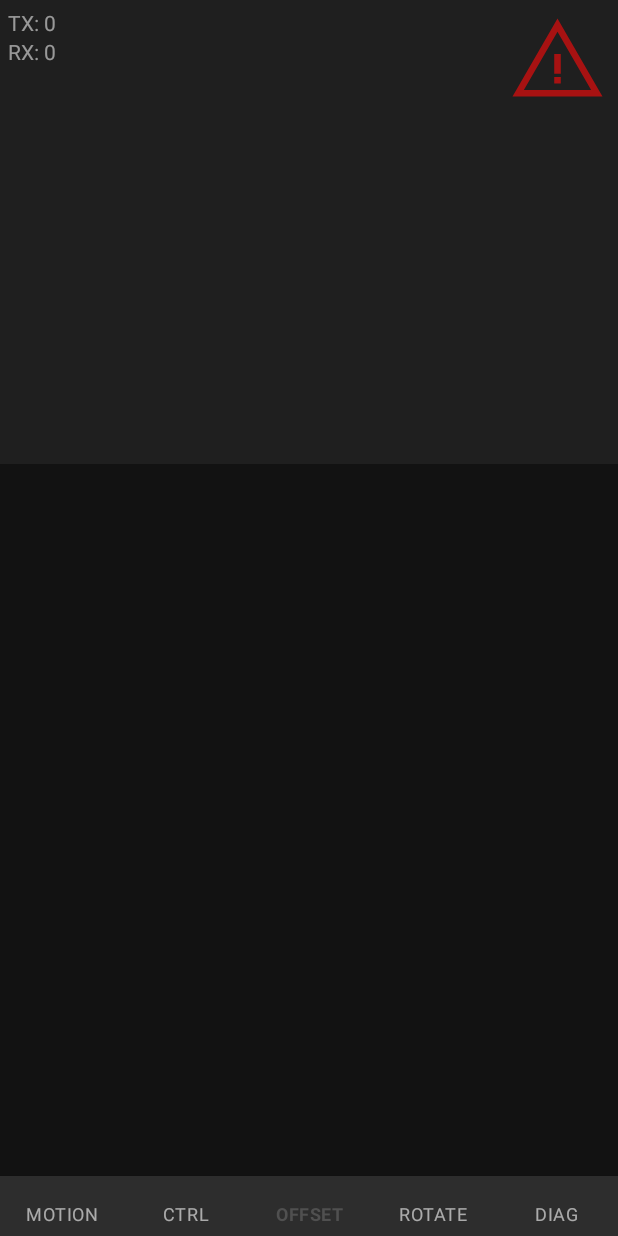
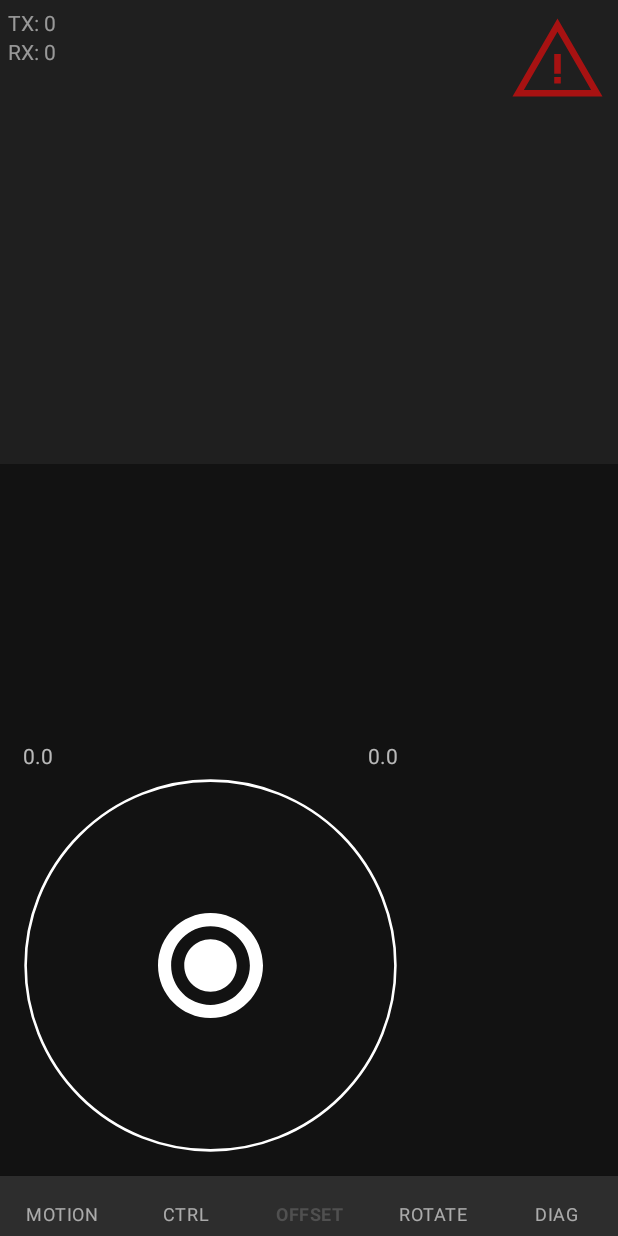
Before and after one commit to NeoProg2013/AIWM_hexapod, an Android app: the MotionFragment screen opened directly, with no data from a screen before it, item 3 of the bottom bar chosen, on a phone screen of 412 x 824 dp. Run offline under Robolectric (Android 15) with nearby library versions, the light colour scheme and no system bars.

Commit message:
Added circle joystick

```diff
--- a/software/AIWM/app/src/main/java/com/application/aiwm/ControlActivityViewModel.java
+++ b/software/AIWM/app/src/main/java/com/application/aiwm/ControlActivityViewModel.java
@@ -3,6 +3,8 @@ package com.application.aiwm;
 import android.util.Log;
 
 import androidx.lifecycle.ViewModel;
+
+import com.application.aiwm.swlp.Swlp;
 
 public class ControlActivityViewModel extends ViewModel {
     public Swlp swlp = new Swlp();
--- a/software/AIWM/app/src/main/java/com/application/aiwm/MainActivity.java
+++ b/software/AIWM/app/src/main/java/com/application/aiwm/MainActivity.java
@@ -1,6 +1,7 @@
 package com.application.aiwm;
 
 import androidx.appcompat.app.AppCompatActivity;
+import androidx.lifecycle.MutableLiveData;
 //import androidx.databinding.DataBindingUtil;
 
 //import com.application.aiwm.databinding.ActivityMainBinding;
@@ -13,11 +14,14 @@ import android.os.Bundle;
 import android.util.Log;
 import android.view.View;
 import android.widget.ImageView;
+import android.widget.SeekBar;
 import android.widget.TextView;
 
 public class MainActivity extends AppCompatActivity implements View.OnClickListener {
 
     //ActivityMainBinding binding;
+
+    MutableLiveData<Integer> m_test = new MutableLiveData<>(0);
 
     @Override protected void onCreate(Bundle savedInstanceState) {
         super.onCreate(savedInstanceState);
--- /dev/null
+++ b/software/AIWM/app/src/main/java/com/application/aiwm/joystick/CircleJoystick.java
@@ -0,0 +1,116 @@
+package com.application.aiwm.joystick;
+
+import android.content.Context;
+import android.util.AttributeSet;
+import android.util.Log;
+import android.view.MotionEvent;
+import android.widget.ImageView;
+
+import androidx.constraintlayout.widget.ConstraintLayout;
+import androidx.lifecycle.MutableLiveData;
+
+public class CircleJoystick extends ConstraintLayout {
+    public MutableLiveData<Float> m_x = new MutableLiveData<>();
+    public MutableLiveData<Float> m_y = new MutableLiveData<>();
+    private float m_maxX = 1.0f;
+    private float m_minX = -1.0f;
+    private float m_maxY = 1.0f;
+    private float m_minY = -1.0f;
+
+    public CircleJoystick(Context context) {
+        super(context);
+        init();
+    }
+    public CircleJoystick(Context context, AttributeSet attrs) {
+        super(context, attrs);
+        init();
+    }
+    public CircleJoystick(Context context, AttributeSet attrs, int defStyleAttr) {
+        super(context, attrs, defStyleAttr);
+        init();
+    }
+    public CircleJoystick(Context context, AttributeSet attrs, int defStyleAttr, int defStyleRes) {
+        super(context, attrs, defStyleAttr, defStyleRes);
+        init();
+    }
+
+    public void init() {
+        m_x.postValue(0.0f);
+        m_y.postValue(0.0f);
+    }
+
+    public void setRangeX(float min, float max) {
+        m_minX = min;
+        m_maxX = max;
+    }
+    public void setRangeY(float min, float max) {
+        m_minY = min;
+        m_maxY = max;
+    }
+
+    @Override public boolean onTouchEvent(MotionEvent e) {
+        ImageView handle = (ImageView)getChildAt(0);
+
+        // Layout center
+        float layout_cx = getWidth() / 2.0f;
+        float layout_cy = getHeight() / 2.0f;
+
+        // Handle center
+        float handle_cx = handle.getWidth() / 2.0f;
+        float handle_cy = handle.getHeight() / 2.0f;
+
+        if (e.getAction() != MotionEvent.ACTION_UP) {
+            // Distance from layout center -- [0;0]
+            float dx = e.getX() - layout_cx;
+            float dy = e.getY() - layout_cy;
+
+            // Vector by 45 degree
+            final float v45_x = (float)(getWidth() / 2.0f * Math.cos(Math.PI / 4.0f));
+            final float v45_y = (float)(getWidth() / 2.0f * Math.cos(Math.PI / 4.0f));
+            final float v45_len = (float)Math.sqrt(v45_x * v45_x + v45_y + v45_y);
+
+            // Constrain vector
+            float v_len = (float)Math.sqrt(dx * dx + dy * dy);
+            if (v_len > v45_len) {
+                float k = v45_len / v_len;
+                dx = dx * k;
+                dy = dy * k;
+            }
+
+            // Handle coordinates (screen system)
+            float x = layout_cx - handle_cx + dx;
+            float y = layout_cy - handle_cy + dy;
+
+            handle.setX(x);
+            handle.setY(y);
+        } else {
+            handle.setX(layout_cx - handle_cx);
+            handle.setY(layout_cy - handle_cy);
+        }
+
+        // Scale coordinates to [-1; 1]
+        float x = handle.getX() - (layout_cx - handle_cx);
+        float y = (layout_cy - handle_cy) - handle.getY();
+        x = x / (layout_cx - handle_cx);
+        y = y / (layout_cy - handle_cy);
+
+        // Scale coordinates from [-1; 1] to [0; 1]
+        x = (x + 1.0f) / 2.0f;
+        y = (y + 1.0f) / 2.0f;
+
+        // Scale coordinates from [0; 1] to [m_min; m_max]
+        x = x * (m_maxX - m_minX) + m_minX;
+        y = y * (m_maxY - m_minY) + m_minY;
+
+        m_x.postValue(x);
+        m_y.postValue(y);
+
+        performClick();
+        return true;
+    }
+
+    @Override public boolean performClick() {
+        super.performClick();
+        return true;
+    }
+}
--- a/software/AIWM/app/src/main/java/com/application/aiwm/Swlp.java
+++ b/software/AIWM/app/src/main/java/com/application/aiwm/swlp/Swlp.java
@@ -1,4 +1,4 @@
-package com.application.aiwm;
+package com.application.aiwm.swlp;
 
 import android.util.Log;
 
@@ -23,10 +23,17 @@ public class Swlp {
     private int m_rxCount = 0;
     private int m_txCount = 0;
 
+    // Request
     volatile private int m_curvature = 0;
     volatile private int m_distance = 0;
     volatile private int m_stepHeight = 0;
-    volatile private int m_height = 0;
+    volatile private int m_motionCtrl = 0;
+    volatile private int m_surfacePointX = 0;
+    volatile private int m_surfacePointY = 0;
+    volatile private int m_surfacePointZ = 0;
+    volatile private int m_surfaceRotateX = 0;
+    volatile private int m_surfaceRotateY = 0;
+    volatile private int m_surfaceRotateZ = 0;
 
 
     public void setCurvature(float v) {
@@ -38,8 +45,8 @@ public class Swlp {
     public void setStepHeight(float v) {
         m_stepHeight = Math.round(v);
     }
-    public void setHeight(float v) {
-        m_height = Math.round(v);
+    public void setSurfacePointY(float v) {
+        m_surfacePointY = Math.round(v);
     }
 
     public MutableLiveData<Integer> getRxPacketsCounter() { return m_rxCountLive; }
@@ -89,7 +96,7 @@ public class Swlp {
         Random rand = new Random();
         try {
             while (true) {
-                Log.e("SWLP", String.format("send: %d %d %d", m_curvature, m_distance, m_height));
+                Log.e("SWLP", String.format("send: %d %d %d", m_curvature, m_distance, m_surfacePointY));
 
                 byte[] frame = new byte[32];
                 // Start mark (0xAABBCCDD)
@@ -109,8 +116,8 @@ public class Swlp {
                 frame[11] = 0;
                 frame[12] = 0; // surface_point_x
                 frame[13] = 0;
-                frame[14] = (byte)((m_height >> 0) & 0xFF); // surface_point_y
-                frame[15] = (byte)((m_height >> 8) & 0xFF);
+                frame[14] = (byte)((m_surfacePointY >> 0) & 0xFF); // surface_point_y
+                frame[15] = (byte)((m_surfacePointY >> 8) & 0xFF);
 
                 int crc = calculateChecksum(frame);
                 frame[30] = (byte)((crc >> 0) & 0xFF);
--- a/software/AIWM/app/src/main/java/fragments/MotionFragment.java
+++ b/software/AIWM/app/src/main/java/fragments/MotionFragment.java
@@ -3,7 +3,6 @@ package fragments;
 import android.os.Bundle;
 
 import androidx.fragment.app.Fragment;
-import androidx.lifecycle.Observer;
 import androidx.lifecycle.ViewModelProvider;
 
 import android.util.Log;
@@ -33,7 +32,7 @@ public class MotionFragment extends Fragment {
 
         m_viewModel = new ViewModelProvider(getActivity()).get(ControlActivityViewModel.class);
 
-        SquareJoystick joystick = root.findViewById(R.id.squareJoystick);
+        SquareJoystick joystick = root.findViewById(R.id.joystickOffset);
         joystick.setRangeX(-1000, 1000);
         joystick.setRangeY(-110, 110);
         joystick.m_x.observe(getViewLifecycleOwner(), v -> {
@@ -45,8 +44,8 @@ public class MotionFragment extends Fragment {
             m_viewModel.swlp.setDistance(v);
         });
 
-        root.findViewById(R.id.buttonMotionUp).setOnClickListener(view -> m_viewModel.swlp.setHeight(-85));
-        root.findViewById(R.id.buttonMotionDown).setOnClickListener(view -> m_viewModel.swlp.setHeight(-15));
+        root.findViewById(R.id.buttonMotionUp).setOnClickListener(view -> m_viewModel.swlp.setSurfacePointY(-85));
+        root.findViewById(R.id.buttonMotionDown).setOnClickListener(view -> m_viewModel.swlp.setSurfacePointY(-15));
         return root;
     }
 
--- a/software/AIWM/app/src/main/java/fragments/OffsetFragment.java
+++ b/software/AIWM/app/src/main/java/fragments/OffsetFragment.java
@@ -3,64 +3,57 @@ package fragments;
 import android.os.Bundle;
 
 import androidx.fragment.app.Fragment;
+import androidx.lifecycle.ViewModelProvider;
 
+import android.util.Log;
 import android.view.LayoutInflater;
 import android.view.View;
 import android.view.ViewGroup;
+import android.widget.TextView;
 
+import com.application.aiwm.ControlActivityViewModel;
 import com.application.aiwm.R;
+import com.application.aiwm.joystick.CircleJoystick;
 
-/**
- * A simple {@link Fragment} subclass.
- * Use the {@link OffsetFragment#newInstance} factory method to
- * create an instance of this fragment.
- */
+
 public class OffsetFragment extends Fragment {
 
-    // TODO: Rename parameter arguments, choose names that match
-    // the fragment initialization parameters, e.g. ARG_ITEM_NUMBER
-    private static final String ARG_PARAM1 = "param1";
-    private static final String ARG_PARAM2 = "param2";
-
-    // TODO: Rename and change types of parameters
-    private String mParam1;
-    private String mParam2;
+    ControlActivityViewModel m_viewModel = null;
 
     public OffsetFragment() {
         // Required empty public constructor
     }
-
-    /**
-     * Use this factory method to create a new instance of
-     * this fragment using the provided parameters.
-     *
-     * @param param1 Parameter 1.
-     * @param param2 Parameter 2.
-     * @return A new instance of fragment OffsetFragment.
-     */
-    // TODO: Rename and change types and number of parameters
-    public static OffsetFragment newInstance(String param1, String param2) {
-        OffsetFragment fragment = new OffsetFragment();
-        Bundle args = new Bundle();
-        args.putString(ARG_PARAM1, param1);
-        args.putString(ARG_PARAM2, param2);
-        fragment.setArguments(args);
-        return fragment;
+    @Override public void onCreate(Bundle savedInstanceState) {
+        super.onCreate(savedInstanceState);
     }
 
-    @Override
-    public void onCreate(Bundle savedInstanceState) {
-        super.onCreate(savedInstanceState);
-        if (getArguments() != null) {
-            mParam1 = getArguments().getString(ARG_PARAM1);
-            mParam2 = getArguments().getString(ARG_PARAM2);
-        }
+    @Override public View onCreateView(LayoutInflater inflater, ViewGroup container, Bundle savedInstanceState) {
+        Log.e("MotionFragment", "call onCreateView");
+        View root = inflater.inflate(R.layout.fragment_offset, container, false);
+
+        m_viewModel = new ViewModelProvider(getActivity()).get(ControlActivityViewModel.class);
+
+        CircleJoystick joystick = root.findViewById(R.id.joystickOffset);
+        joystick.setRangeX(-150, 150);
+        joystick.setRangeY(-150, 150);
+        joystick.m_x.observe(getViewLifecycleOwner(), v -> {
+            ((TextView)root.findViewById(R.id.textViewOffsetX)).setText(v.toString());
+            m_viewModel.swlp.setCurvature(v);
+        });
+        joystick.m_y.observe(getViewLifecycleOwner(), v -> {
+            ((TextView)root.findViewById(R.id.textViewOffsetY)).setText(v.toString());
+            m_viewModel.swlp.setDistance(v);
+        });
+        return root;
     }
 
-    @Override
-    public View onCreateView(LayoutInflater inflater, ViewGroup container,
-                             Bundle savedInstanceState) {
-        // Inflate the layout for this fragment
-        return inflater.inflate(R.layout.fragment_offset, container, false);
+    @Override public void onDestroy() {
+        super.onDestroy();
+        Log.e("MotionFragment", "call onDestroy");
+    }
+
+    @Override public void onDestroyView() {
+        super.onDestroyView();
+        Log.e("MotionFragment", "call onDestroyView");
     }
 }
--- /dev/null
+++ b/software/AIWM/app/src/main/res/drawable/circle_border.xml
@@ -0,0 +1,13 @@
+<vector xmlns:android="http://schemas.android.com/apk/res/android"
+    android:width="144dp"
+    android:height="144dp"
+    android:viewportWidth="144"
+    android:viewportHeight="144">
+
+  <path
+      android:pathData="M72,72m-71,0a71,71 0,1 1,142 0a71,71 0,1 1,-142 0"
+      android:strokeWidth="1"
+      android:fillColor="#00000000"
+      android:strokeColor="#fff"/>
+
+</vector>
--- a/software/AIWM/app/src/main/res/layout/activity_main.xml
+++ b/software/AIWM/app/src/main/res/layout/activity_main.xml
@@ -27,6 +27,7 @@
         app:srcCompat="@drawable/poweron" />
 
     <TextView
+        android:id="@+id/textView"
         android:layout_width="wrap_content"
         android:layout_height="wrap_content"
         android:layout_marginStart="10dp"
--- a/software/AIWM/app/src/main/res/layout/fragment_offset.xml
+++ b/software/AIWM/app/src/main/res/layout/fragment_offset.xml
@@ -1,5 +1,46 @@
-<FrameLayout xmlns:android="http://schemas.android.com/apk/res/android"
+<androidx.constraintlayout.widget.ConstraintLayout xmlns:android="http://schemas.android.com/apk/res/android"
+    xmlns:app="http://schemas.android.com/apk/res-auto"
     xmlns:tools="http://schemas.android.com/tools"
     android:layout_width="match_parent"
     android:layout_height="match_parent"
-    tools:context="fragments.OffsetFragment"/>
+
+    tools:context="fragments.OffsetFragment" >
+
+    <TextView
+        android:id="@+id/textViewOffsetX"
+        android:layout_width="wrap_content"
+        android:layout_height="wrap_content"
+        android:layout_marginBottom="5dp"
+        android:text="TextView"
+        app:layout_constraintBottom_toTopOf="@+id/joystickOffset"
+        app:layout_constraintStart_toStartOf="@+id/joystickOffset" />
+
+    <TextView
+        android:id="@+id/textViewOffsetY"
+        android:layout_width="wrap_content"
+        android:layout_height="wrap_content"
+        android:layout_marginBottom="5dp"
+        android:text="TextView"
+        app:layout_constraintBottom_toTopOf="@+id/joystickOffset"
+        app:layout_constraintEnd_toEndOf="@+id/joystickOffset" />
+
+    <com.application.aiwm.joystick.CircleJoystick
+        android:id="@+id/joystickOffset"
+        android:layout_width="250dp"
+        android:layout_height="250dp"
+        android:background="@drawable/circle_border"
+        app:layout_constraintBottom_toBottomOf="parent"
+        app:layout_constraintStart_toStartOf="parent">
+
+        <ImageView
+            android:id="@+id/handle"
+            android:layout_width="70dp"
+            android:layout_height="70dp"
+            app:layout_constraintBottom_toBottomOf="parent"
+            app:layout_constraintEnd_toEndOf="parent"
+            app:layout_constraintStart_toStartOf="parent"
+            app:layout_constraintTop_toTopOf="parent"
+            app:srcCompat="@drawable/joystick" />
+    </com.application.aiwm.joystick.CircleJoystick>
+
+</androidx.constraintlayout.widget.ConstraintLayout>
```
Also changed, not shown: software/AIWM/app/src/main/res/layout/fragment_motion.xml (+7 -7 lines).
